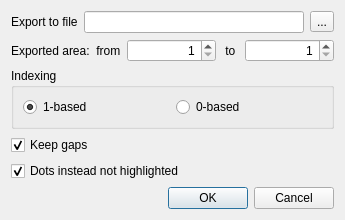
Old version of the form src/corelibs/U2View/src/ov_msa/ui/ExportHighlightedDialog.ui in the repository violethaze74/ugene.
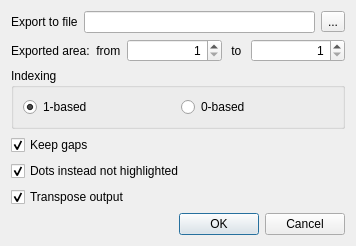
New version of the form.

Commit message: UGENE-3712 Incorrect alignment highlighting export and small fastq merger fix

The edit to the form file:
```diff
--- a/src/corelibs/U2View/src/ov_msa/ui/ExportHighlightedDialog.ui
+++ b/src/corelibs/U2View/src/ov_msa/ui/ExportHighlightedDialog.ui
@@ -6,8 +6,8 @@
    <rect>
     <x>0</x>
     <y>0</y>
-    <width>345</width>
-    <height>227</height>
+    <width>356</width>
+    <height>276</height>
    </rect>
   </property>
   <property name="minimumSize">
@@ -155,6 +155,16 @@
      </property>
     </widget>
    </item>
+   <item>
+    <widget class="QCheckBox" name="transposeBox">
+     <property name="text">
+      <string>Transpose output</string>
+     </property>
+     <property name="checked">
+      <bool>true</bool>
+     </property>
+    </widget>
+   </item>
    <item>
     <widget class="QDialogButtonBox" name="buttonBox">
      <property name="standardButtons">
```
The commit also changes 7 other files.
